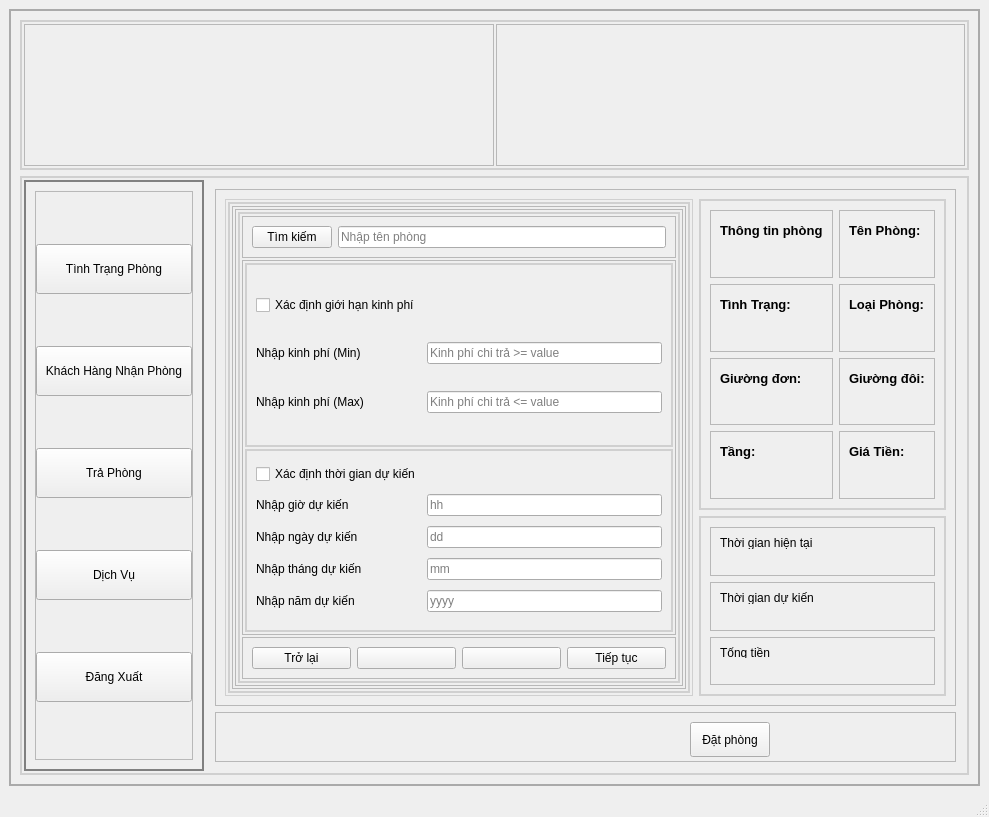
Qt form mainwindow.ui (LeTrungPhong/DUT-PBL-2) before a commit.
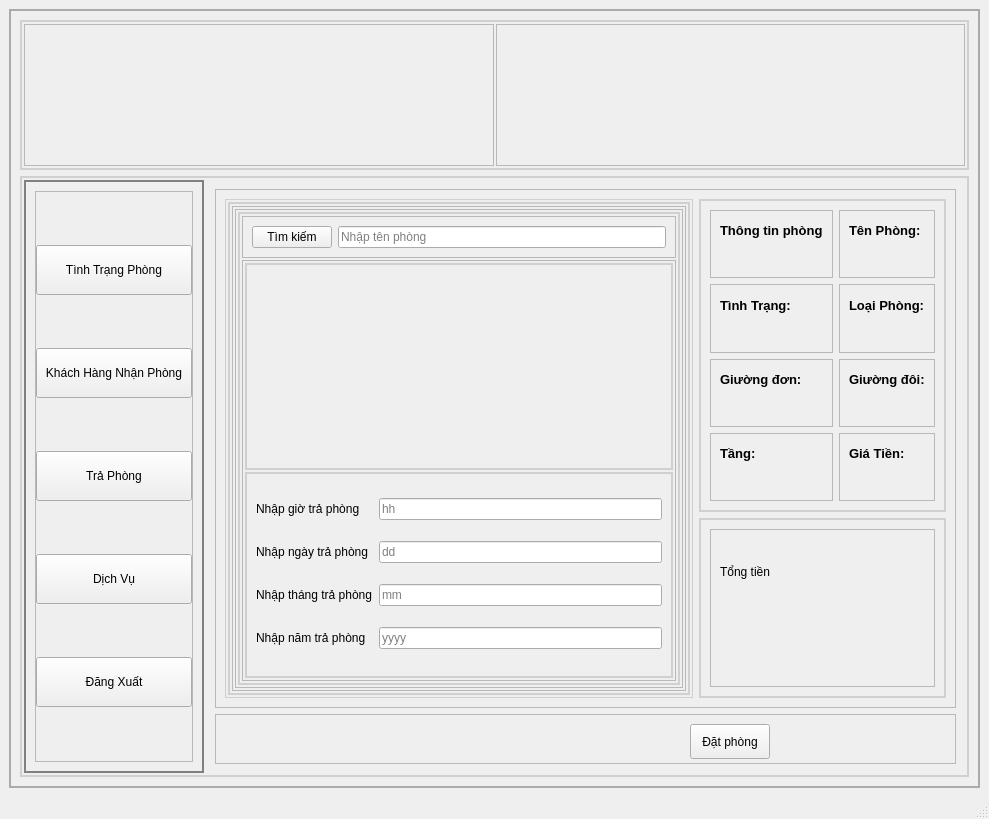
The same form after that commit. The open tabs and pages were chosen to show the change.

Diff of the .ui file:
```diff
--- a/mainwindow.ui
+++ b/mainwindow.ui
@@ -7,7 +7,7 @@
     <x>0</x>
     <y>0</y>
     <width>979</width>
-    <height>817</height>
+    <height>819</height>
    </rect>
   </property>
   <property name="windowTitle">
@@ -335,7 +335,7 @@
 }</string>
              </property>
              <property name="currentIndex">
-              <number>0</number>
+              <number>1</number>
              </property>
              <widget class="QWidget" name="page_5">
               <layout class="QVBoxLayout" name="verticalLayout_5">
@@ -1501,58 +1501,6 @@
                         <item>
                          <widget class="QLabel" name="label_48">
                           <property name="text">
-                           <string>Thời gian hiện tại</string>
-                          </property>
-                         </widget>
-                        </item>
-                        <item>
-                         <widget class="QLabel" name="labelThoiGianDen">
-                          <property name="text">
-                           <string/>
-                          </property>
-                         </widget>
-                        </item>
-                       </layout>
-                      </widget>
-                     </item>
-                     <item>
-                      <widget class="QFrame" name="frame_80">
-                       <property name="frameShape">
-                        <enum>QFrame::StyledPanel</enum>
-                       </property>
-                       <property name="frameShadow">
-                        <enum>QFrame::Raised</enum>
-                       </property>
-                       <layout class="QVBoxLayout" name="verticalLayout_13">
-                        <item>
-                         <widget class="QLabel" name="label_49">
-                          <property name="text">
-                           <string>Thời gian dự kiến</string>
-                          </property>
-                         </widget>
-                        </item>
-                        <item>
-                         <widget class="QLabel" name="labelThoiGianTra2">
-                          <property name="text">
-                           <string/>
-                          </property>
-                         </widget>
-                        </item>
-                       </layout>
-                      </widget>
-                     </item>
-                     <item>
-                      <widget class="QFrame" name="frame_81">
-                       <property name="frameShape">
-                        <enum>QFrame::StyledPanel</enum>
-                       </property>
-                       <property name="frameShadow">
-                        <enum>QFrame::Raised</enum>
-                       </property>
-                       <layout class="QVBoxLayout" name="verticalLayout_25">
-                        <item>
-                         <widget class="QLabel" name="label_54">
-                          <property name="text">
                            <string>Tổng tiền</string>
                           </property>
                          </widget>
@@ -1699,77 +1647,6 @@
                                  <property name="spacing">
                                   <number>2</number>
                                  </property>
-                                 <item row="0" column="0" colspan="2" alignment="Qt::AlignTop">
-                                  <widget class="QFrame" name="frame_86">
-                                   <property name="minimumSize">
-                                    <size>
-                                     <width>0</width>
-                                     <height>0</height>
-                                    </size>
-                                   </property>
-                                   <property name="maximumSize">
-                                    <size>
-                                     <width>16777215</width>
-                                     <height>100</height>
-                                    </size>
-                                   </property>
-                                   <property name="frameShape">
-                                    <enum>QFrame::StyledPanel</enum>
-                                   </property>
-                                   <property name="frameShadow">
-                                    <enum>QFrame::Raised</enum>
-                                   </property>
-                                   <layout class="QGridLayout" name="gridLayout_21">
-                                    <property name="leftMargin">
-                                     <number>9</number>
-                                    </property>
-                                    <property name="topMargin">
-                                     <number>9</number>
-                                    </property>
-                                    <property name="rightMargin">
-                                     <number>9</number>
-                                    </property>
-                                    <property name="bottomMargin">
-                                     <number>9</number>
-                                    </property>
-                                    <property name="spacing">
-                                     <number>6</number>
-                                    </property>
-                                    <item row="0" column="0">
-                                     <widget class="QPushButton" name="buttonTimKiem2">
-                                      <property name="maximumSize">
-                                       <size>
-                                        <width>16777215</width>
-                                        <height>16777215</height>
-                                       </size>
-                                      </property>
-                                      <property name="text">
-                                       <string>Tìm kiếm</string>
-                                      </property>
-                                     </widget>
-                                    </item>
-                                    <item row="0" column="1">
-                                     <widget class="QLineEdit" name="lineEditTimKiem2">
-                                      <property name="minimumSize">
-                                       <size>
-                                        <width>0</width>
-                                        <height>0</height>
-                                       </size>
-                                      </property>
-                                      <property name="maximumSize">
-                                       <size>
-                                        <width>16777215</width>
-                                        <height>16777215</height>
-                                       </size>
-                                      </property>
-                                      <property name="placeholderText">
-                                       <string>Nhập tên phòng</string>
-                                      </property>
-                                     </widget>
-                                    </item>
-                                   </layout>
-                                  </widget>
-                                 </item>
                                  <item row="2" column="0" colspan="2">
                                   <widget class="QFrame" name="frame_25">
                                    <property name="sizePolicy">
@@ -1808,55 +1685,7 @@
                                       <property name="frameShadow">
                                        <enum>QFrame::Raised</enum>
                                       </property>
-                                      <layout class="QGridLayout" name="gridLayout_15">
-                                       <item row="0" column="0">
-                                        <widget class="QCheckBox" name="checkBoxmoney">
-                                         <property name="text">
-                                          <string>Xác định giới hạn kinh phí</string>
-                                         </property>
-                                        </widget>
-                                       </item>
-                                       <item row="1" column="0">
-                                        <widget class="QLabel" name="label_51">
-                                         <property name="minimumSize">
-                                          <size>
-                                           <width>0</width>
-                                           <height>0</height>
-                                          </size>
-                                         </property>
-                                         <property name="text">
-                                          <string>Nhập kinh phí (Min)</string>
-                                         </property>
-                                        </widget>
-                                       </item>
-                                       <item row="2" column="0">
-                                        <widget class="QLabel" name="label_53">
-                                         <property name="minimumSize">
-                                          <size>
-                                           <width>0</width>
-                                           <height>0</height>
-                                          </size>
-                                         </property>
-                                         <property name="text">
-                                          <string>Nhập kinh phí (Max)</string>
-                                         </property>
-                                        </widget>
-                                       </item>
-                                       <item row="1" column="1">
-                                        <widget class="QLineEdit" name="lineEditMin2">
-                                         <property name="placeholderText">
-                                          <string>Kinh phí chi trả &gt;= value</string>
-                                         </property>
-                                        </widget>
-                                       </item>
-                                       <item row="2" column="1">
-                                        <widget class="QLineEdit" name="lineEditMax2">
-                                         <property name="placeholderText">
-                                          <string>Kinh phí chi trả &lt;= value</string>
-                                         </property>
-                                        </widget>
-                                       </item>
-                                      </layout>
+                                      <layout class="QGridLayout" name="gridLayout_15"/>
                                      </widget>
                                     </item>
                                     <item row="3" column="0" colspan="2">
@@ -1868,44 +1697,14 @@
                                        <enum>QFrame::Raised</enum>
                                       </property>
                                       <layout class="QGridLayout" name="gridLayout_16">
-                                       <item row="3" column="1">
-                                        <widget class="QLineEdit" name="lineEditThang">
-                                         <property name="maxLength">
-                                          <number>2</number>
-                                         </property>
-                                         <property name="placeholderText">
-                                          <string>mm</string>
-                                         </property>
-                                        </widget>
-                                       </item>
-                                       <item row="2" column="1">
-                                        <widget class="QLineEdit" name="lineEditNgay">
-                                         <property name="text">
-                                          <string/>
-                                         </property>
-                                         <property name="maxLength">
-                                          <number>2</number>
-                                         </property>
-                                         <property name="placeholderText">
-                                          <string>dd</string>
-                                         </property>
-                                        </widget>
-                                       </item>
-                                       <item row="3" column="0">
-                                        <widget class="QLabel" name="label_6">
-                                         <property name="text">
-                                          <string>Nhập tháng dự kiến</string>
-                                         </property>
-                                        </widget>
-                                       </item>
-                                       <item row="2" column="0">
+                                       <item row="1" column="0">
                                         <widget class="QLabel" name="label_9">
                                          <property name="text">
-                                          <string>Nhập ngày dự kiến</string>
+                                          <string>Nhập ngày trả phòng</string>
                                          </property>
                                         </widget>
                                        </item>
-                                       <item row="1" column="1">
+                                       <item row="0" column="1">
                                         <widget class="QLineEdit" name="lineEditGio">
                                          <property name="text">
                                           <string/>
@@ -1918,28 +1717,20 @@
                                          </property>
                                         </widget>
                                        </item>
-                                       <item row="1" column="0">
-                                        <widget class="QLabel" name="label_10">
+                                       <item row="1" column="1">
+                                        <widget class="QLineEdit" name="lineEditNgay">
                                          <property name="text">
-                                          <string>Nhập giờ dự kiến</string>
+                                          <string/>
                                          </property>
-                                        </widget>
-                                       </item>
-                                       <item row="0" column="0">
-                                        <widget class="QCheckBox" name="checkBoxtime">
-                                         <property name="text">
-                                          <string>Xác định thời gian dự kiến</string>
+                                         <property name="maxLength">
+                                          <number>2</number>
                                          </property>
-                                        </widget>
-                                       </item>
-                                       <item row="4" column="0">
-                                        <widget class="QLabel" name="label_47">
-                                         <property name="text">
-                                          <string>Nhập năm dự kiến</string>
+                                         <property name="placeholderText">
+                                          <string>dd</string>
                                          </property>
                                         </widget>
                                        </item>
-                                       <item row="4" column="1">
+                                       <item row="3" column="1">
                                         <widget class="QLineEdit" name="lineEditNam">
                                          <property name="maxLength">
                                           <number>4</number>
@@ -1949,46 +1740,108 @@
                                          </property>
                                         </widget>
                                        </item>
+                                       <item row="2" column="0">
+                                        <widget class="QLabel" name="label_6">
+                                         <property name="text">
+                                          <string>Nhập tháng trả phòng</string>
+                                         </property>
+                                        </widget>
+                                       </item>
+                                       <item row="2" column="1">
+                                        <widget class="QLineEdit" name="lineEditThang">
+                                         <property name="maxLength">
+                                          <number>2</number>
+                                         </property>
+                                         <property name="placeholderText">
+                                          <string>mm</string>
+                                         </property>
+                                        </widget>
+                                       </item>
+                                       <item row="0" column="0">
+                                        <widget class="QLabel" name="label_10">
+                                         <property name="text">
+                                          <string>Nhập giờ trả phòng</string>
+                                         </property>
+                                        </widget>
+                                       </item>
+                                       <item row="3" column="0">
+                                        <widget class="QLabel" name="label_47">
+                                         <property name="text">
+                                          <string>Nhập năm trả phòng</string>
+                                         </property>
+                                        </widget>
+                                       </item>
                                       </layout>
                                      </widget>
                                     </item>
                                    </layout>
                                   </widget>
                                  </item>
-                                 <item row="3" column="0" colspan="2">
-                                  <widget class="QFrame" name="frame_24">
+                                 <item row="0" column="0" colspan="2" alignment="Qt::AlignTop">
+                                  <widget class="QFrame" name="frame_86">
+                                   <property name="minimumSize">
+                                    <size>
+                                     <width>0</width>
+                                     <height>0</height>
+                                    </size>
+                                   </property>
+                                   <property name="maximumSize">
+                                    <size>
+                                     <width>16777215</width>
+                                     <height>100</height>
+                                    </size>
+                                   </property>
                                    <property name="frameShape">
                                     <enum>QFrame::StyledPanel</enum>
                                    </property>
                                    <property name="frameShadow">
                                     <enum>QFrame::Raised</enum>
                                    </property>
-                                   <layout class="QGridLayout" name="gridLayout_13">
-                                    <item row="0" column="2">
-                                     <widget class="QPushButton" name="buttonminmax2">
-                                      <property name="text">
-                                       <string/>
-                                      </property>
-                                     </widget>
-                                    </item>
+                                   <layout class="QGridLayout" name="gridLayout_21">
+                                    <property name="leftMargin">
+                                     <number>9</number>
+                                    </property>
+                                    <property name="topMargin">
+                                     <number>9</number>
+                                    </property>
+                                    <property name="rightMargin">
+                                     <number>9</number>
+                                    </property>
+                                    <property name="bottomMargin">
+                                     <number>9</number>
+                                    </property>
+                                    <property name="spacing">
+                                     <number>6</number>
+                                    </property>
                                     <item row="0" column="0">
-                                     <widget class="QPushButton" name="buttonminmaxback">
+                                     <widget class="QPushButton" name="buttonTimKiem2">
+                                      <property name="maximumSize">
+                                       <size>
+                                        <width>16777215</width>
+                                        <height>16777215</height>
+                                       </size>
+                                      </property>
                                       <property name="text">
-                                       <string>Trở lại</string>
+                                       <string>Tìm kiếm</string>
                                       </property>
                                      </widget>
                                     </item>
                                     <item row="0" column="1">
-                                     <widget class="QPushButton" name="buttonminmax1">
-                                      <property name="text">
-                                       <string/>
+                                     <widget class="QLineEdit" name="lineEditTimKiem2">
+                                      <property name="minimumSize">
+                                       <size>
+                                        <width>0</width>
+                                        <height>0</height>
+                                       </size>
                                       </property>
-                                     </widget>
-                                    </item>
-                                    <item row="0" column="3">
-                                     <widget class="QPushButton" name="buttonminmaxcontinue">
-                                      <property name="text">
-                                       <string>Tiếp tục</string>
+                                      <property name="maximumSize">
+                                       <size>
+                                        <width>16777215</width>
+                                        <height>16777215</height>
+                                       </size>
+                                      </property>
+                                      <property name="placeholderText">
+                                       <string>Nhập tên phòng</string>
                                       </property>
                                      </widget>
                                     </item>
```
